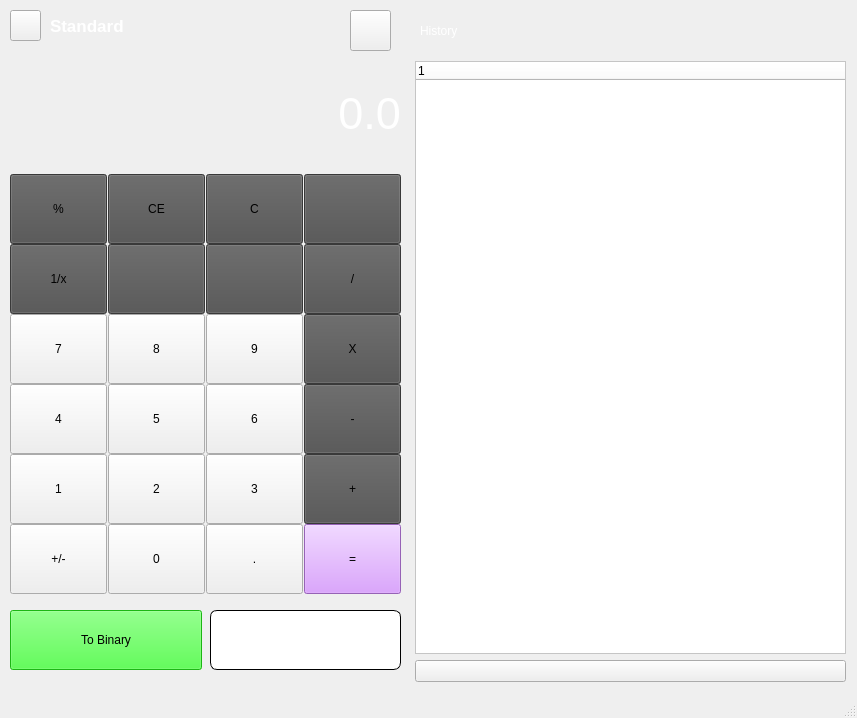
This is mainwindow.ui in RubaIrshaid2/simple-Calculator-using-QT5 as Qt 5 draws it before an edit. The edited form follows.
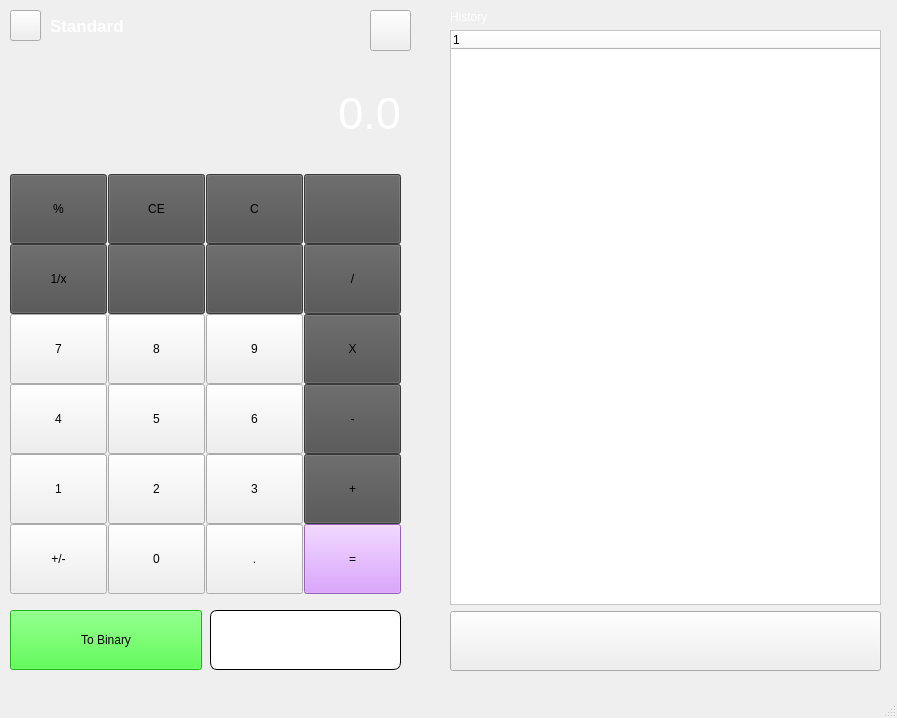
This is the edited form. Icons and pictures are not drawn.

Commit message: hide/show function for history side

```diff
--- a/mainwindow.ui
+++ b/mainwindow.ui
@@ -6,16 +6,28 @@
    <rect>
     <x>0</x>
     <y>0</y>
-    <width>857</width>
+    <width>897</width>
     <height>718</height>
    </rect>
   </property>
   <property name="sizePolicy">
-   <sizepolicy hsizetype="Ignored" vsizetype="MinimumExpanding">
+   <sizepolicy hsizetype="Maximum" vsizetype="Maximum">
     <horstretch>0</horstretch>
     <verstretch>0</verstretch>
    </sizepolicy>
   </property>
+  <property name="minimumSize">
+   <size>
+    <width>422</width>
+    <height>718</height>
+   </size>
+  </property>
+  <property name="maximumSize">
+   <size>
+    <width>900</width>
+    <height>718</height>
+   </size>
+  </property>
   <property name="windowTitle">
    <string>MainWindow</string>
   </property>
@@ -42,7 +54,7 @@
    <widget class="QPushButton" name="pushButton_history">
     <property name="geometry">
      <rect>
-      <x>350</x>
+      <x>370</x>
       <y>10</y>
       <width>41</width>
       <height>41</height>
@@ -93,22 +105,57 @@
      <string>Standard</string>
     </property>
    </widget>
-   <widget class="QLabel" name="label">
+   <widget class="QWidget" name="HistoryRightSide" native="true">
     <property name="geometry">
      <rect>
-      <x>420</x>
+      <x>450</x>
       <y>10</y>
-      <width>221</width>
-      <height>41</height>
+      <width>431</width>
+      <height>661</height>
      </rect>
     </property>
-    <property name="styleSheet">
-     <string notr="true">color: white ; 
+    <layout class="QVBoxLayout" name="HistorySide">
+     <item>
+      <widget class="QLabel" name="label">
+       <property name="styleSheet">
+        <string notr="true">color: white ; 
 font: 700 14pt &quot;Segoe UI&quot;;</string>
-    </property>
-    <property name="text">
-     <string>History</string>
-    </property>
+       </property>
+       <property name="text">
+        <string>History</string>
+       </property>
+      </widget>
+     </item>
+     <item>
+      <layout class="QVBoxLayout" name="verticalLayout">
+       <item>
+        <widget class="QTreeWidget" name="treeWidget">
+         <property name="styleSheet">
+          <string notr="true">background-color: rgb(255, 255, 255);</string>
+         </property>
+         <column>
+          <property name="text">
+           <string notr="true">1</string>
+          </property>
+         </column>
+        </widget>
+       </item>
+       <item>
+        <widget class="QPushButton" name="pushButton_clearHistory">
+         <property name="minimumSize">
+          <size>
+           <width>0</width>
+           <height>60</height>
+          </size>
+         </property>
+         <property name="text">
+          <string/>
+         </property>
+        </widget>
+       </item>
+      </layout>
+     </item>
+    </layout>
    </widget>
    <widget class="QWidget" name="">
     <property name="geometry">
@@ -604,37 +651,6 @@
      </item>
     </layout>
    </widget>
-   <widget class="QWidget" name="">
-    <property name="geometry">
-     <rect>
-      <x>415</x>
-      <y>61</y>
-      <width>431</width>
-      <height>621</height>
-     </rect>
-    </property>
-    <layout class="QVBoxLayout" name="verticalLayout">
-     <item>
-      <widget class="QTreeWidget" name="treeWidget">
-       <property name="styleSheet">
-        <string notr="true">background-color: rgb(255, 255, 255);</string>
-       </property>
-       <column>
-        <property name="text">
-         <string notr="true">1</string>
-        </property>
-       </column>
-      </widget>
-     </item>
-     <item>
-      <widget class="QPushButton" name="pushButton_clearHistory">
-       <property name="text">
-        <string/>
-       </property>
-      </widget>
-     </item>
-    </layout>
-   </widget>
   </widget>
   <widget class="QStatusBar" name="statusbar"/>
  </widget>
```
The commit also changes 2 other files.
